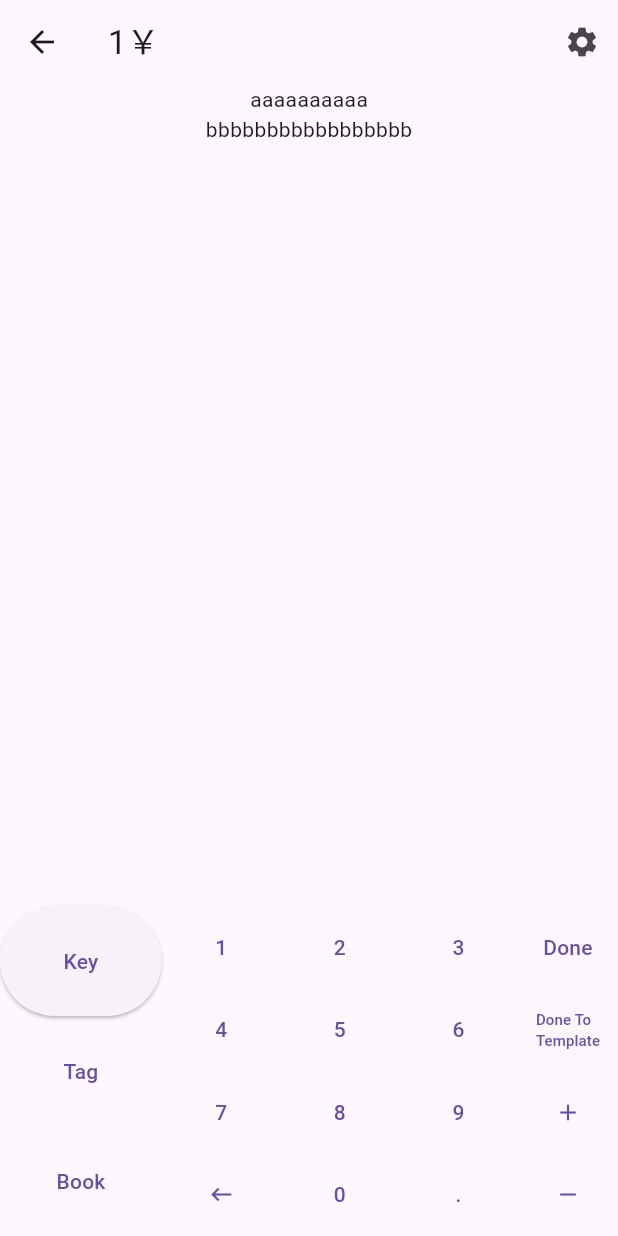
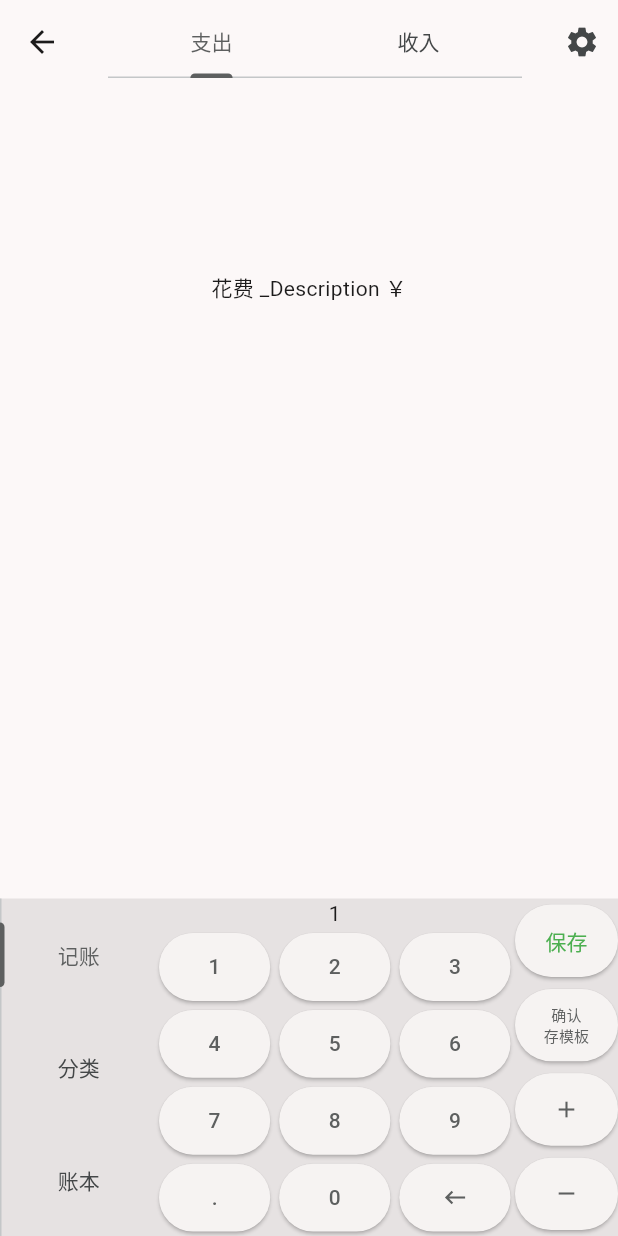
Before and after one commit to qcbf/quick_log_money, a Flutter app: the screen it shows after launch, after a tap on an icon or button, on a phone screen of 412 x 824 dp. Run offline on Flutter 3.47's test engine with Material 3 defaults, Android fonts, the phone set to English and light mode, and no system bars.

Commit message:
记账页面底部输入区

```diff
--- a/quick_money_flutter/analysis_options.yaml
+++ b/quick_money_flutter/analysis_options.yaml
@@ -2,5 +2,6 @@ analyzer:
   errors:
     avoid_print: ignore
     constant_identifier_names: ignore
+    file_names: ignore
     non_constant_identifier_names: ignore
 include: package:flutter_lints/flutter.yaml
--- a/quick_money_flutter/lib/flib/extensions_helper.dart
+++ b/quick_money_flutter/lib/flib/extensions_helper.dart
@@ -6,6 +6,8 @@ extension StringHelper on String {
 
 extension WidgetHelper on Widget {
   Expanded WrapExpanded({int flex = 1}) => Expanded(flex: flex, child: this);
+  Padding WrapPadding(EdgeInsetsGeometry padding) => Padding(padding: padding, child: this);
+  Center WrapCenter({double? widthFactor, double? heightFactor}) => Center(widthFactor: widthFactor, heightFactor: heightFactor, child: this);
   IntrinsicWidth WrapIntrinsicWidth({double? stepWidth, double? stepHeight}) => IntrinsicWidth(stepWidth: stepWidth, stepHeight: stepHeight, child: this);
   IntrinsicHeight WrapIntrinsicHeight() => IntrinsicHeight(child: this);
 }
--- a/quick_money_flutter/lib/main.dart
+++ b/quick_money_flutter/lib/main.dart
@@ -1,5 +1,5 @@
 import 'package:flutter/material.dart';
-import 'package:quick_money_flutter/pages/home.dart';
+import 'package:quick_money_flutter/pages/Home.dart';
 
 void main() {
   runApp(const MainApp());
@@ -13,8 +13,8 @@ class MainApp extends StatelessWidget {
     return MaterialApp(
       debugShowCheckedModeBanner: false,
       title: "title",
-      theme: ThemeData.light(),
-      darkTheme: ThemeData.dark(),
+      theme: ThemeData.from(colorScheme: ColorScheme.fromSeed(seedColor: Colors.white, brightness: Brightness.light, dynamicSchemeVariant: DynamicSchemeVariant.fidelity)),
+      // darkTheme: ThemeData.from(colorScheme: ColorScheme.fromSeed(seedColor: Colors.grey, brightness: Brightness.dark, dynamicSchemeVariant: DynamicSchemeVariant.fidelity)),
       home: const Home(),
     );
   }
--- /dev/null
+++ b/quick_money_flutter/lib/pages/RecordMoney/Keyboard.dart
@@ -0,0 +1,130 @@
+import 'package:flutter/material.dart';
+import 'package:quick_money_flutter/flib/extensions_helper.dart';
+
+enum KeyboardKey {
+  N0,
+  N1,
+  N2,
+  N3,
+  N4,
+  N5,
+  N6,
+  N7,
+  N8,
+  N9,
+  Dot,
+  Back,
+  LongBack,
+}
+
+Widget NumericKeyboardKeyToWidget(KeyboardKey key) {
+  if (key == KeyboardKey.Back) {
+    return const Icon(Icons.keyboard_backspace);
+  } else if (key == KeyboardKey.Dot) {
+    return const Text(".");
+  }
+  return Text(key.index.toString());
+}
+
+/// 底部输入键盘数字键
+class Keyboard extends StatefulWidget {
+  const Keyboard({super.key});
+
+  @override
+  State<Keyboard> createState() => _KeyboardState();
+}
+
+class _KeyboardState extends State<Keyboard> {
+  String InputStr = "";
+
+  @override
+  Widget build(BuildContext context) {
+    return Row(
+      children: [
+        Column(
+          children: [
+            Text(InputStr),
+            _KeyboardRow(KeyboardKey.N1, KeyboardKey.N2, KeyboardKey.N3),
+            _KeyboardRow(KeyboardKey.N4, KeyboardKey.N5, KeyboardKey.N6),
+            _KeyboardRow(KeyboardKey.N7, KeyboardKey.N8, KeyboardKey.N9),
+            _KeyboardRow(KeyboardKey.Dot, KeyboardKey.N0, KeyboardKey.Back),
+          ],
+        ).WrapExpanded(flex: 35),
+        _BuildRightMenu().WrapExpanded(flex: 10),
+      ],
+    );
+  }
+
+  Widget _KeyboardRow(KeyboardKey k1, KeyboardKey k2, KeyboardKey k3) {
+    return Expanded(
+      child: Row(crossAxisAlignment: CrossAxisAlignment.stretch, children: [
+        _NumericButton(k1),
+        _NumericButton(k2),
+        _NumericButton(k3),
+      ]),
+    );
+  }
+
+  Widget _NumericButton(KeyboardKey key) {
+    var keyStr = NumericKeyboardKeyToWidget(key);
+    Widget result =
+        key == KeyboardKey.Back ? GestureDetector(onLongPress: () => _InputKey(KeyboardKey.LongBack), child: _NumericButtonImpl(key, keyStr)) : _NumericButtonImpl(key, keyStr);
+    return Expanded(child: result);
+  }
+
+  Widget _NumericButtonImpl(KeyboardKey key, Widget keyWidget) => ElevatedButton(onPressed: () => _InputKey(key), child: keyWidget).WrapPadding(const EdgeInsets.all(3));
+
+  Widget _BuildRightMenu() {
+    const paddingValue = EdgeInsets.fromLTRB(0, 4, 0, 4);
+    var styleFrom = ElevatedButton.styleFrom(padding: EdgeInsets.zero);
+    return Column(
+      crossAxisAlignment: CrossAxisAlignment.stretch,
+      children: [
+        ElevatedButton(
+          style: styleFrom,
+          onPressed: () {},
+          child: const Text("保存", style: TextStyle(color: Colors.green)),
+        ).WrapPadding(paddingValue).WrapExpanded(),
+        ElevatedButton(
+          style: styleFrom,
+          onPressed: () {},
+          child: const Text(
+            "确认\n存模板",
+            style: TextStyle(fontSize: 10),
+            textAlign: TextAlign.center,
+          ),
+        ).WrapPadding(paddingValue).WrapExpanded(),
+        ElevatedButton(
+          style: styleFrom,
+          onPressed: () {},
+          child: const Icon(Icons.add),
+        ).WrapPadding(paddingValue).WrapExpanded(),
+        ElevatedButton(
+          style: styleFrom,
+          onPressed: () {},
+          child: const Icon(Icons.remove),
+        ).WrapPadding(paddingValue).WrapExpanded(),
+      ],
+    );
+  }
+
+  void _InputKey(KeyboardKey key) {
+    setState(() {
+      if (key == KeyboardKey.Back) {
+        if (InputStr.isNotEmpty) {
+          InputStr = InputStr.substring(0, InputStr.length - 1);
+        }
+      } else if (key == KeyboardKey.LongBack) {
+        InputStr = "";
+      } else if (key == KeyboardKey.Dot) {
+        if (InputStr.isEmpty) {
+          InputStr = "0.";
+        } else if (!InputStr.contains(".")) {
+          InputStr += ".";
+        }
+      } else if (key != KeyboardKey.N0 || InputStr.isNotEmpty) {
+        InputStr += key.index.toString();
+      }
+    });
+  }
+}
--- /dev/null
+++ b/quick_money_flutter/lib/pages/RecordMoney/RecordBottom.dart
@@ -0,0 +1,54 @@
+import 'package:flutter/material.dart';
+import 'package:quick_money_flutter/flib/extensions_helper.dart';
+import 'package:quick_money_flutter/pages/RecordMoney/Keyboard.dart';
+
+/// 底部输入键盘
+class RecordBottom extends StatefulWidget {
+  const RecordBottom({super.key});
+  @override
+  State<RecordBottom> createState() => _RecordBottomState();
+}
+
+class _RecordBottomState extends State<RecordBottom> with SingleTickerProviderStateMixin {
+  late TabController _TabCtrl;
+
+  @override
+  void initState() {
+    super.initState();
+    _TabCtrl = TabController(length: 3, vsync: this);
+  }
+
+  @override
+  void dispose() {
+    _TabCtrl.dispose();
+    super.dispose();
+  }
+
+  @override
+  Widget build(BuildContext context) {
+    return Container(
+      color: Color(Theme.of(context).canvasColor.value + 0x18181818),
+      child: Row(
+        children: [
+          BuildLeftMenu().WrapExpanded(flex: 10),
+          TabBarView(controller: _TabCtrl, children: const [
+            Keyboard(),
+            Text("2"),
+            Text("3"),
+          ]).WrapExpanded(flex: 30),
+        ],
+      ),
+    );
+  }
+
+  Widget BuildLeftMenu() {
+    return RotatedBox(
+      quarterTurns: 1,
+      child: TabBar(controller: _TabCtrl, tabs: const [
+        SizedBox(height: double.infinity, child: RotatedBox(quarterTurns: -1, child: Tab(text: "记账"))),
+        SizedBox(height: double.infinity, child: RotatedBox(quarterTurns: -1, child: Tab(text: "分类"))),
+        SizedBox(height: double.infinity, child: RotatedBox(quarterTurns: -1, child: Tab(text: "账本"))),
+      ]),
+    );
+  }
+}
--- /dev/null
+++ b/quick_money_flutter/lib/pages/RecordMoney/RecordCommand.dart
@@ -0,0 +1,19 @@
+class RecordCommand {
+  ///
+  bool IsCost = true;
+
+  ///
+  late int Book;
+
+  ///
+  late int ClassId;
+
+  ///
+  late double Money;
+
+  ///
+  late DateTime Date;
+
+  ///
+  String? Comment;
+}
--- /dev/null
+++ b/quick_money_flutter/lib/pages/RecordMoney/RecordPage.dart
@@ -0,0 +1,35 @@
+import 'package:flutter/material.dart';
+import 'package:quick_money_flutter/flib/extensions_helper.dart';
+import 'package:quick_money_flutter/pages/RecordMoney/RecordBottom.dart';
+
+class RecordPage extends StatefulWidget {
+  const RecordPage({super.key});
+  @override
+  State<RecordPage> createState() => _RecordPageState();
+}
+
+class _RecordPageState extends State<RecordPage> {
+  @override
+  Widget build(BuildContext context) {
+    return DefaultTabController(
+      length: 2,
+      child: Scaffold(
+        appBar: AppBar(
+          centerTitle: true,
+          title: const TabBar(tabs: [Tab(text: "支出"), Tab(text: "收入")]),
+          actions: [IconButton(onPressed: () {}, icon: const Icon(Icons.settings))],
+        ),
+        body: Column(
+          children: [
+            TabBarView(children: [
+              Text("花费 ${"_Description".isEmpty ? "0" : "_Description"} ￥").WrapCenter(),
+              Text("收入 ${"_Description".isEmpty ? "0" : "_Description"} ￥").WrapCenter(),
+            ]).WrapExpanded(),
+            const Spacer(),
+            const SizedBox(height: 225, child: RecordBottom()),
+          ],
+        ),
+      ),
+    );
+  }
+}
--- a/quick_money_flutter/lib/pages/home.dart
+++ b/quick_money_flutter/lib/pages/home.dart
@@ -1,5 +1,5 @@
 import 'package:flutter/material.dart';
-import 'package:quick_money_flutter/pages/record_money/record_money.dart';
+import 'package:quick_money_flutter/pages/RecordMoney/RecordPage.dart';
 
 class Home extends StatefulWidget {
   const Home({super.key});
@@ -13,7 +13,7 @@ class _HomeState extends State<Home> {
     super.initState();
     WidgetsBinding.instance.addPostFrameCallback((_) {
       Navigator.push(context,
-          MaterialPageRoute(builder: (context) => const RecordMoney()));
+          MaterialPageRoute(builder: (context) => const RecordPage()));
     });
   }
 
@@ -33,7 +33,7 @@ class _HomeState extends State<Home> {
       floatingActionButton: FloatingActionButton(
         onPressed: () async {
           Navigator.push(context,
-              MaterialPageRoute(builder: (context) => const RecordMoney()));
+              MaterialPageRoute(builder: (context) => const RecordPage()));
         },
         mini: false,
         shape: const CircleBorder(),
--- a/quick_money_flutter/lib/pages/record_money/numeric_keyboard.dart
+++ /dev/null
@@ -1,64 +0,0 @@
-import 'package:flutter/material.dart';
-
-enum NumericKeyboardKey {
-  N0,
-  N1,
-  N2,
-  N3,
-  N4,
-  N5,
-  N6,
-  N7,
-  N8,
-  N9,
-  Dot,
-  Back,
-  LongBack,
-}
-
-Widget NumericKeyboardKeyToWidget(NumericKeyboardKey key) {
-  if (key == NumericKeyboardKey.Back) {
-    return const Icon(Icons.keyboard_backspace);
-  } else if (key == NumericKeyboardKey.Dot) {
-    return const Text(".");
-  }
-  return Text(key.index.toString());
-}
-
-class NumericKeyboard extends StatelessWidget {
-  final Function(NumericKeyboardKey key) OnTap;
-
-  const NumericKeyboard(this.OnTap, {super.key});
-
-  @override
-  Widget build(BuildContext context) {
-    return Column(
-      children: [
-        _KeyboardRow(NumericKeyboardKey.N1, NumericKeyboardKey.N2, NumericKeyboardKey.N3),
-        _KeyboardRow(NumericKeyboardKey.N4, NumericKeyboardKey.N5, NumericKeyboardKey.N6),
-        _KeyboardRow(NumericKeyboardKey.N7, NumericKeyboardKey.N8, NumericKeyboardKey.N9),
-        _KeyboardRow(NumericKeyboardKey.Back, NumericKeyboardKey.N0, NumericKeyboardKey.Dot),
-      ],
-    );
-  }
-
-  Widget _KeyboardRow(NumericKeyboardKey k1, NumericKeyboardKey k2, NumericKeyboardKey k3) {
-    return Expanded(
-      child: Row(crossAxisAlignment: CrossAxisAlignment.stretch, children: [
-        _NumericButton(k1),
-        _NumericButton(k2),
-        _NumericButton(k3),
-      ]),
-    );
-  }
-
-  Widget _NumericButton(NumericKeyboardKey key) {
-    var keyStr = NumericKeyboardKeyToWidget(key);
-    Widget result = key == NumericKeyboardKey.Back
-        ? GestureDetector(onLongPress: () => OnTap(NumericKeyboardKey.LongBack), child: _NumericButtonImpl(key, keyStr))
-        : _NumericButtonImpl(key, keyStr);
-    return Expanded(child: result);
-  }
-
-  TextButton _NumericButtonImpl(NumericKeyboardKey key, Widget keyWidget) => TextButton(onPressed: () => OnTap(key), child: keyWidget);
-}
--- a/quick_money_flutter/lib/pages/record_money/record_money.dart
+++ /dev/null
@@ -1,104 +0,0 @@
-import 'package:flutter/material.dart';
-import 'package:quick_money_flutter/flib/extensions_helper.dart';
-import 'package:quick_money_flutter/pages/record_money/numeric_keyboard.dart';
-
-class RecordMoney extends StatefulWidget {
-  const RecordMoney({super.key});
-  @override
-  State<RecordMoney> createState() => _RecordMoneyState();
-}
-
-class _RecordMoneyState extends State<RecordMoney> {
-  String _title = "";
-
-  @override
-  Widget build(BuildContext context) {
-    return Scaffold(
-      appBar: AppBar(
-        title: Text("${_title.isEmpty ? "0" : _title}￥"),
-        actions: [IconButton(onPressed: () {}, icon: const Icon(Icons.settings))],
-      ),
-      body: Column(
-        children: [
-          const Text("aaaaaaaaaa"),
-          const Text("bbbbbbbbbbbbbbbbb"),
-          const Spacer(),
-          SizedBox(
-            height: 220,
-            child: Row(
-              children: [
-                BuildLeftMenu().WrapExpanded(flex: 10),
-                BuildKeyboard().WrapExpanded(flex: 22),
-                BuildRightMenu(),
-              ],
-            ),
-          ),
-        ],
-      ),
-    );
-  }
-
-  Widget BuildKeyboard() {
-    return NumericKeyboard((key) {
-      setState(() {
-        if (key == NumericKeyboardKey.Back) {
-          if (_title.isNotEmpty) {
-            _title = _title.substring(0, _title.length - 1);
-          }
-        } else if (key == NumericKeyboardKey.LongBack) {
-          _title = "";
-        } else {
-          var temp = _title + key.index.toString();
-          if (double.tryParse(temp) != null) _title = temp;
-        }
-      });
-    });
-  }
-
-  Widget BuildLeftMenu() {
-    return Column(
-      crossAxisAlignment: CrossAxisAlignment.stretch,
-      children: [
-        ElevatedButton(
-          onPressed: () {},
-          child: const Text("Key"),
-        ).WrapExpanded(),
-        TextButton(
-          onPressed: () {},
-          child: const Text("Tag"),
-        ).WrapExpanded(),
-        TextButton(
-          onPressed: () {},
-          child: const Text("Book"),
-        ).WrapExpanded(),
-      ],
-    );
-  }
-
-  Widget BuildRightMenu() {
-    return Column(
-      crossAxisAlignment: CrossAxisAlignment.stretch,
-      children: [
-        TextButton(
-          onPressed: () {},
-          child: const Text("Done"),
-        ).WrapExpanded(),
-        TextButton(
-          onPressed: () {},
-          child: const Text(
-            "Done To\nTemplate",
-            style: TextStyle(fontSize: 10),
-          ),
-        ).WrapExpanded(),
-        TextButton(
-          onPressed: () {},
-          child: const Icon(Icons.add),
-        ).WrapExpanded(),
-        TextButton(
-          onPressed: () {},
-          child: const Icon(Icons.remove),
-        ).WrapExpanded(),
-      ],
-    ).WrapIntrinsicWidth();
-  }
-}
```
Also changed, not shown: quick_money_flutter/lib/pages/login.dart (deleted).
